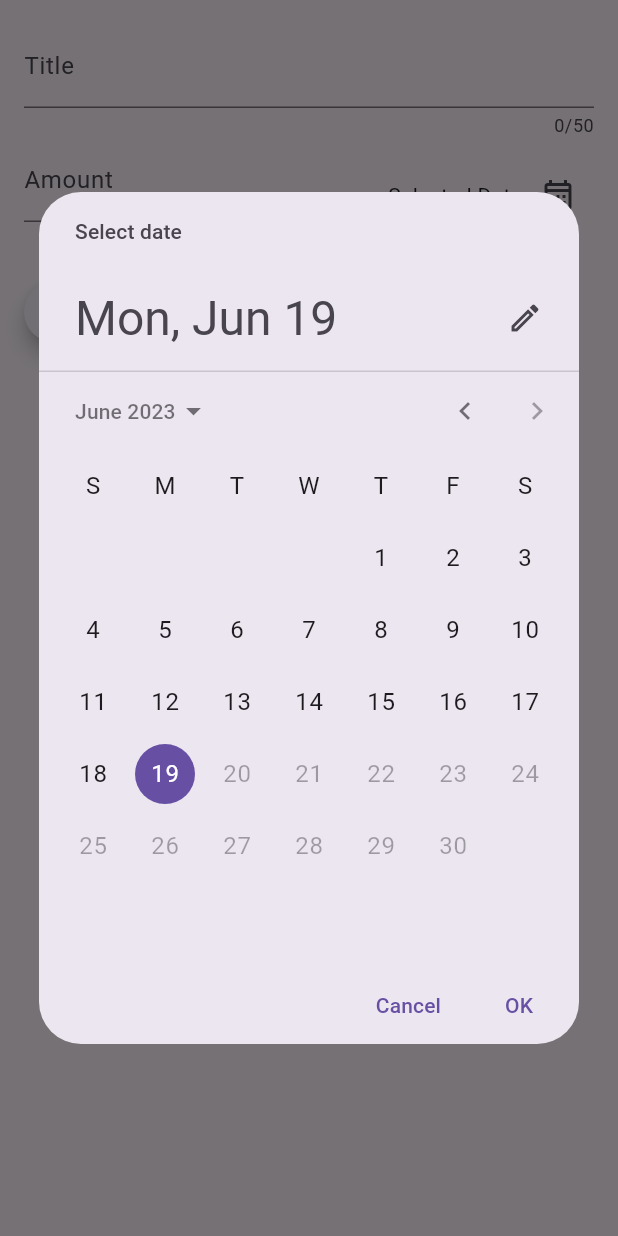
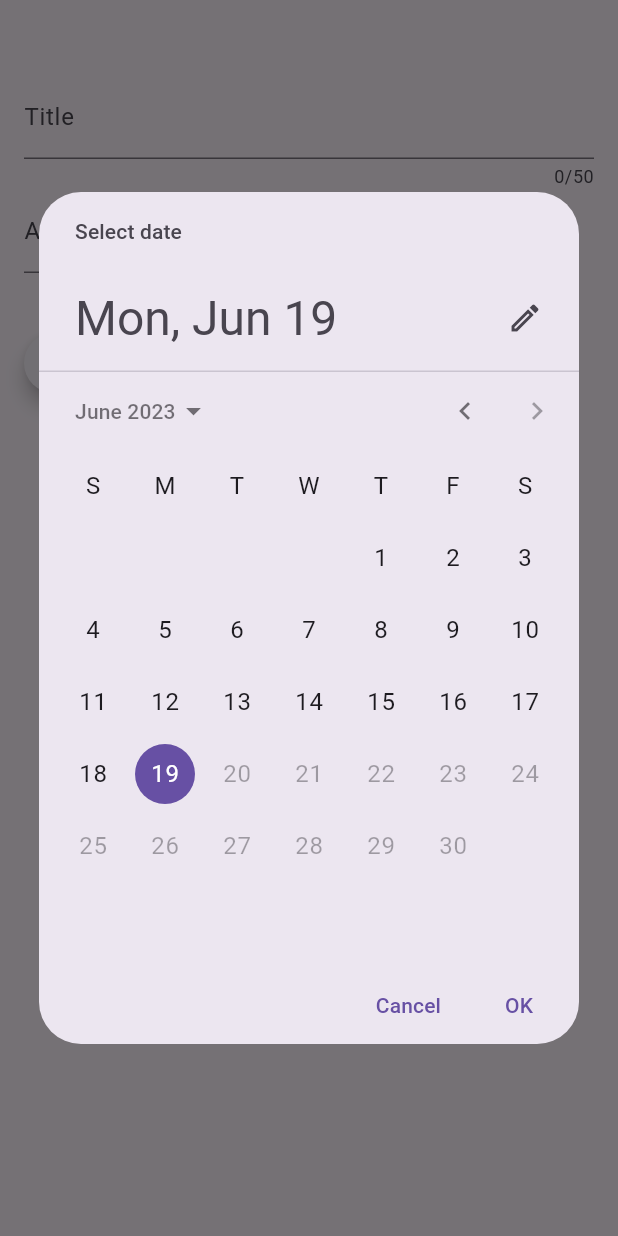
Before and after one commit to GetRighhttt/ExpenseTrackerFlutter, a Flutter app: the NewExpenseWidget widget shown alone on an empty page, opened directly, after a tap on the "calendar month" icon, on a phone screen of 412 x 824 dp. Run offline on Flutter 3.47's test engine with Material 2 defaults, Android fonts, the phone set to English and light mode, and no system bars.

Commit message:
made the modal bottom sheet full screen.

```diff
--- a/expense_tracker/lib/pages/expense_page.dart
+++ b/expense_tracker/lib/pages/expense_page.dart
@@ -43,6 +43,8 @@ class _ExpenseTrackerPageState extends State<ExpenseTrackerPage> {
 
   void _openAddExpenseOverlay() {
     showModalBottomSheet(
+      // takes full screen size
+      isScrollControlled: true,
       context: context,
       builder: (BuildContext context) => const NewExpenseWidget(),
     );
--- a/expense_tracker/lib/widgets/new_expense_widget.dart
+++ b/expense_tracker/lib/widgets/new_expense_widget.dart
@@ -26,7 +26,7 @@ class _NewExpenseWidgetState extends State<NewExpenseWidget> {
     final now = DateTime.now();
 
     // first date
-    final firstDate = DateTime(now.year - 1, now.month, now.day, now.hour);
+    final firstDate = DateTime(now.year - 2, now.month, now.day, now.hour);
 
     showDatePicker(
       context: context,
@@ -39,7 +39,10 @@ class _NewExpenseWidgetState extends State<NewExpenseWidget> {
   @override
   Widget build(BuildContext context) {
     return Container(
-      padding: const EdgeInsets.all(16.0),
+      padding: const EdgeInsets.symmetric(
+        vertical: 50,
+        horizontal: 16,
+      ),
       child: Column(
         children: [
           TextField(
```
